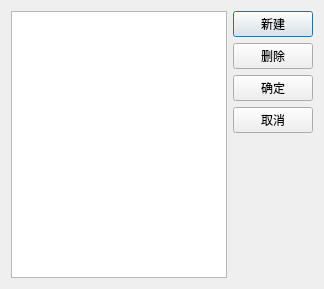
Before: the Qt Designer form telephonegroupsdialog.ui in zhouziqunzzq/qt-address-book, drawn with Qt 5.
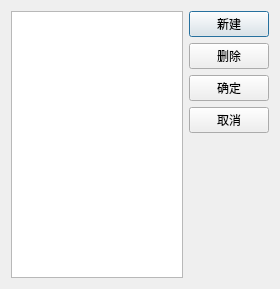
After: the same form once the commit is applied.

What changed in the file:
```diff
--- a/telephonegroupsdialog.ui
+++ b/telephonegroupsdialog.ui
@@ -6,7 +6,7 @@
    <rect>
     <x>0</x>
     <y>0</y>
-    <width>324</width>
+    <width>280</width>
     <height>289</height>
    </rect>
   </property>
```
